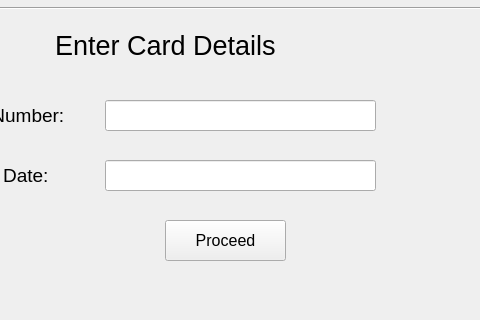
Above: Payment.ui from SyedMTaseen/DataSeed before the change; both pictures show x 215 to 695 and y 280 to 600 of the 800 by 600 pixel window. Below: the same form after it.
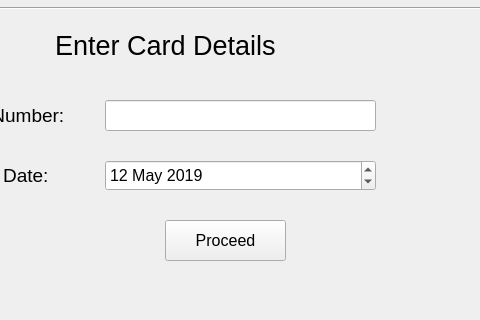
That is the form after the change.

What changed in the file:
```diff
--- a/Payment.ui
+++ b/Payment.ui
@@ -84,16 +84,7 @@
      </rect>
     </property>
    </widget>
-   <widget class="QLineEdit" name="exp">
-    <property name="geometry">
-     <rect>
-      <x>320</x>
-      <y>440</y>
-      <width>271</width>
-      <height>31</height>
-     </rect>
-    </property>
-   </widget>
+   
    <widget class="QLabel" name="label_4">
     <property name="geometry">
      <rect>
@@ -264,6 +255,31 @@
      <string>Proceed</string>
     </property>
    </widget>
+   <widget class="QDateEdit" name="dateEdit">
+    <property name="geometry">
+     <rect>
+      <x>320</x>
+      <y>440</y>
+      <width>271</width>
+      <height>31</height>
+     </rect>
+    </property>
+    <property name="font">
+     <font>
+      <pointsize>12</pointsize>
+     </font>
+    </property>
+    <property name="dateTime">
+     <datetime>
+      <hour>0</hour>
+      <minute>0</minute>
+      <second>0</second>
+      <year>2019</year>
+      <month>5</month>
+      <day>12</day>
+     </datetime>
+    </property>
+   </widget>
   </widget>
   <widget class="QMenuBar" name="menubar">
    <property name="geometry">
```
